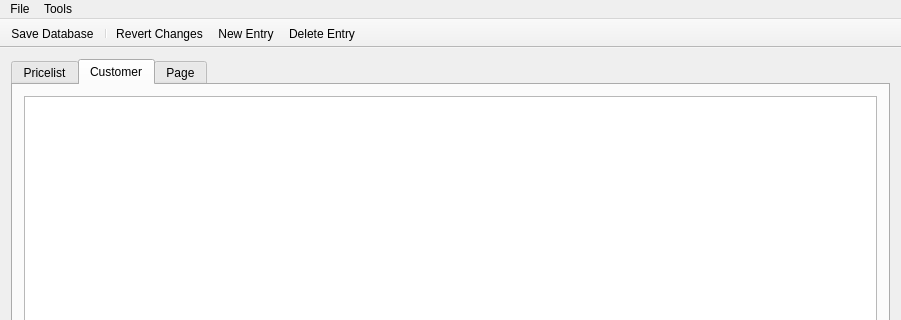
Before: the Qt Designer form mainwindow.ui in scuq/offlineshop, drawn with Qt 5; both pictures show x 0 to 901 and y 0 to 320 of the 901 by 748 pixel window.
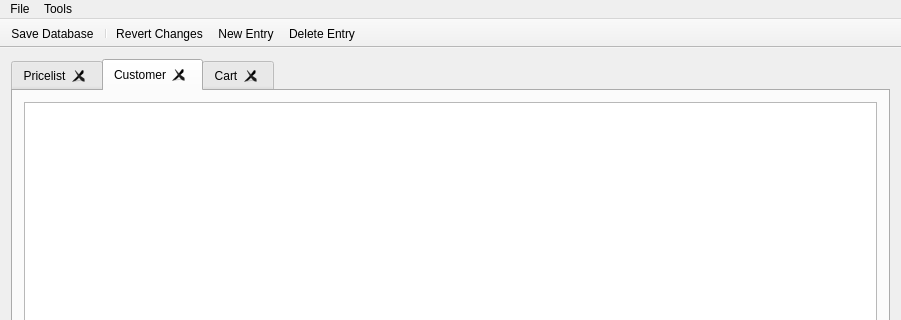
After: the same form once the commit is applied. The open tabs and pages were chosen to show the change. Icons and pictures are not drawn.

Commit message: basic idea for cart

```diff
--- a/mainwindow.ui
+++ b/mainwindow.ui
@@ -18,12 +18,15 @@
     <normaloff>:/icons/64x64/offlineshop.png</normaloff>:/icons/64x64/offlineshop.png</iconset>
   </property>
   <widget class="QWidget" name="centralWidget">
-   <layout class="QHBoxLayout" name="horizontalLayout">
+   <layout class="QVBoxLayout" name="verticalLayout_2">
     <item>
      <widget class="QTabWidget" name="tabWidget">
       <property name="currentIndex">
        <number>2</number>
       </property>
+      <property name="tabsClosable">
+       <bool>true</bool>
+      </property>
       <widget class="QWidget" name="tab_pricelist">
        <attribute name="title">
         <string>Pricelist</string>
@@ -69,13 +72,16 @@
           <attribute name="horizontalHeaderStretchLastSection">
            <bool>true</bool>
           </attribute>
+          <attribute name="verticalHeaderVisible">
+           <bool>false</bool>
+          </attribute>
          </widget>
         </item>
        </layout>
       </widget>
       <widget class="QWidget" name="tabCarts">
        <attribute name="title">
-        <string>Page</string>
+        <string>Cart</string>
        </attribute>
       </widget>
      </widget>
```
Left out of the diff: 1 changed line with no effect on the pictures. The commit also changes 11 other files.
